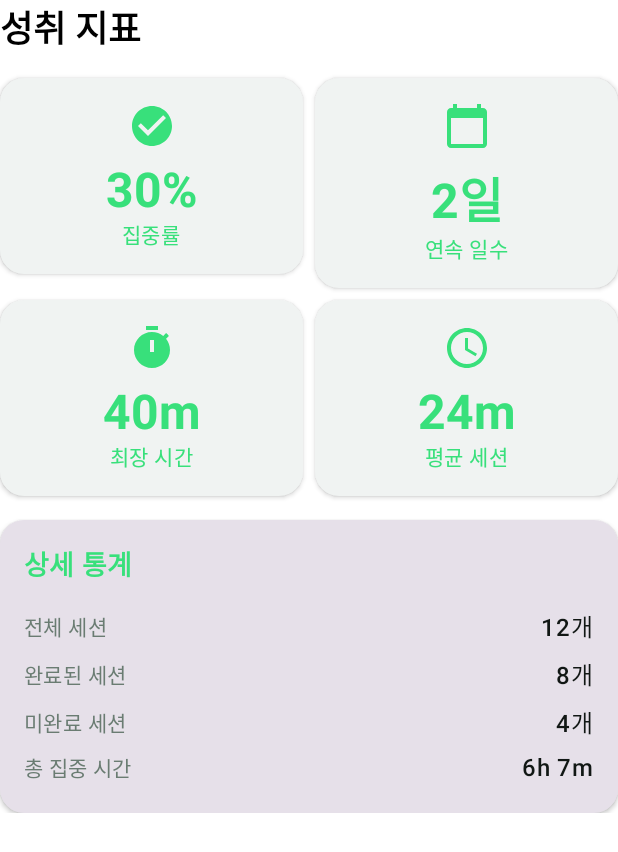
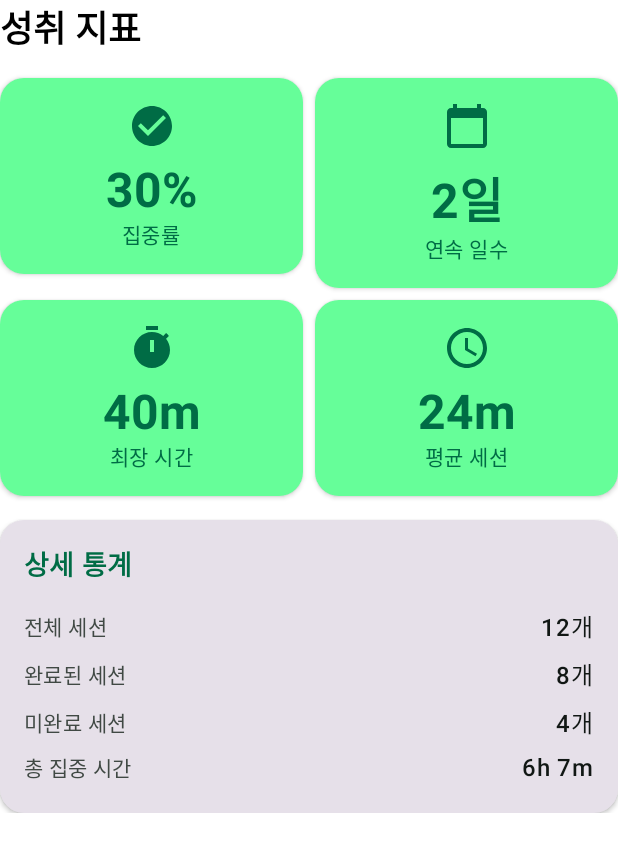
Before and after one commit to bellmin0203/FocusTimer_AOS, an Android app built with Jetpack Compose: the @Preview function AchievementMetricsContentPreview, on a phone screen of 412 x 824 dp. Shown: the top 852 px of the screen. Run offline under Robolectric (Android 15) with nearby library versions, the phone set to English and light mode, and no system bars; libraries missing offline, so code that uses them is left out: androidx.hilt.lifecycle.

Commit message:
refactor(designsystem): Material3 디자인 시스템에 맞춰 컬러 팔레트 재정의 및 구조 개선

```diff
--- a/core/designsystem/src/main/kotlin/com/jm/focustimer/designsystem/theme/Color.kt
+++ b/core/designsystem/src/main/kotlin/com/jm/focustimer/designsystem/theme/Color.kt
@@ -2,68 +2,99 @@ package com.jm.focustimer.designsystem.theme
 
 import androidx.compose.ui.graphics.Color
 
-// Primary Color - 모든 테마에서 동일하게 사용되는 브랜드 컬러
+// =================================================================================================
+// Brand Colors (브랜드 컬러)
+// =================================================================================================
+
+// Primary Color - 브랜드의 메인 아이덴티티
+// Note: 0xFF38E07B는 다크 모드에서 시인성이 좋으나, 라이트 모드 흰 배경 위에서는 명암비(Contrast)가 낮습니다.
 val PrimaryGreen = Color(0xFF38E07B)
 
-// Dark Theme Colors
-val DarkBackground = Color(0xFF111714)
+// Accessibility Optimized - 라이트 모드에서 텍스트/아이콘 가독성을 위한 짙은 녹색 (WCAG AA 준수)
+val PrimaryGreenLight = Color(0xFF006C45)
+val PrimaryGreenContainer = Color(0xFF66FE99) // 덜 강조되는 요소 배경용
+
+// Error Colors (에러/경고) - UX 필수 요소
+val LightError = Color(0xFFBA1A1A)
+val LightOnError = Color(0xFFFFFFFF)
+val DarkError = Color(0xFFFFB4AB)
+val DarkOnError = Color(0xFF690005)
+
+// =================================================================================================
+// Dark Theme Palette (다크 테마)
+// =================================================================================================
+
+val DarkBackground = Color(0xFF111714) // Deep Green-Black for immersive feeling
 val DarkSurface = Color(0xFF1A231F)
 val DarkSurfaceVariant = Color(0xFF1C2620)
-val DarkOnBackground = Color(0xFFFFFFFF)
-val DarkOnSurface = Color(0xFFFFFFFF)
-val DarkSecondaryText = Color(0xFF9EB7A8)
+
+val DarkOnBackground = Color(0xFFE2E3DE) // 순수 흰색(FFFFFF)보다 눈의 피로가 덜한 Off-White 권장
+val DarkOnSurface = Color(0xFFE2E3DE)
+val DarkOnSurfaceVariant = Color(0xFFC0C9C3)
+
+val DarkSecondaryText = Color(0xFF9EB7A8) // Deprecated: Use DarkOnSurfaceVariant
 val DarkBorder = Color(0xFF3D5245)
 val DarkSurfaceInactive = Color(0xFF29382F)
 
-// Session List 다크 테마
-val DarkSessionBackground = Color(0xFF0D1411) // gray-950
-val DarkSessionCard = Color(0xFF1A1F1C) // gray-900
-val DarkSessionBorder = Color(0xFF29312C) // gray-800
-val DarkSessionTextSecondary = Color(0xFF9CA3AF) // gray-400
-val DarkSessionTextTertiary = Color(0xFF6B7280) // gray-500
+// Session List (Dark)
+val DarkSessionBackground = Color(0xFF0D1411) // gray-950 base tinted
+val DarkSessionCard = Color(0xFF1A1F1C)       // gray-900 base tinted
+val DarkSessionBorder = Color(0xFF29312C)     // gray-800 base tinted
+val DarkSessionTextSecondary = Color(0xFF9CA3AF)
+val DarkSessionTextTertiary = Color(0xFF6B7280)
 
-// Light Theme Colors
-val LightBackground = Color(0xFFFFFFFF)
-val LightBackgroundVariant = Color(0xFFF7F9F8)
+// =================================================================================================
+// Light Theme Palette (라이트 테마)
+// =================================================================================================
+
+val LightBackground = Color(0xFFFFFFFF) // Clean White
+val LightBackgroundVariant = Color(0xFFF7F9F8) // Cool Mint-Grey tint
 val LightSurface = Color(0xFFF0F3F2)
-val LightSurfaceVariant = Color(0xFFF0F3F2)
-val LightOnBackground = Color(0xFF111714)
+val LightSurfaceVariant = Color(0xFFE0E5E2)
+
+val LightOnBackground = Color(0xFF111714) // Soft Black
 val LightOnSurface = Color(0xFF111714)
-val LightSecondaryText = Color(0xFF6A7C72)
+val LightOnSurfaceVariant = Color(0xFF404944)
+
+val LightSecondaryText = Color(0xFF6A7C72) // Deprecated: Use LightOnSurfaceVariant
 val LightBorder = Color(0xFFD8E0DA)
 val LightBorderVariant = Color(0xFFE3EBE6)
 val LightSwitchInactive = Color(0xFFE3EBE6)
 
-// Session List 라이트 테마
+// Session List (Light)
 val LightSessionBackground = Color(0xFFFFFFFF)
-val LightSessionCard = Color(0xFFFAFAFA) // gray-50
-val LightSessionBorder = Color(0xFFE5E7EB) // gray-200
-val LightSessionTextSecondary = Color(0xFF6B7280) // gray-500
-val LightSessionTextTertiary = Color(0xFF9CA3AF) // gray-400
+val LightSessionCard = Color(0xFFFAFAFA)
+val LightSessionBorder = Color(0xFFE5E7EB)
+val LightSessionTextSecondary = Color(0xFF6B7280)
+val LightSessionTextTertiary = Color(0xFF9CA3AF)
 
-// Focus Icon Background
+// =================================================================================================
+// Semantic & Component Colors (기능 및 컴포넌트)
+// =================================================================================================
+
+// Focus Icon
 val FocusIconLightBackground = Color(0xFFDCFCE7) // primary-100
-val FocusIconDarkBackground = Color(0x1A22C55E) // primary-500/10
+val FocusIconDarkBackground = Color(0x1A22C55E)  // primary-500 with 10% opacity
 
-// Break Icon Colors
-val BreakIconLight = Color(0xFF2563EB) // blue-600
+// Break Icon
+val BreakIconLight = Color(0xFF2563EB)           // blue-600
 val BreakIconLightBackground = Color(0xFFDBEAFE) // blue-100
-val BreakIconDark = Color(0xFF60A5FA) // blue-400
-val BreakIconDarkBackground = Color(0x1A3B82F6) // blue-500/10
+val BreakIconDark = Color(0xFF60A5FA)            // blue-400
+val BreakIconDarkBackground = Color(0x1A3B82F6)  // blue-500 with 10% opacity
 
-// Chart Colors
-val ChartBarLight = Color(0xFFE5E7EB) // gray-200
+// Chart & Statistics
+val ChartBarLight = Color(0xFFE5E7EB)
 val ChartBarDark = Color(0xFF29382F)
 
-// Statistics Card Colors (Light)
-val StatsCardLightBackground = Color(0xFFF9FAFB) // gray-100
-val StatsCardLightBorder = Color(0xFFE5E7EB) // gray-200
+val StatsCardLightBackground = Color(0xFFF9FAFB)
+val StatsCardLightBorder = Color(0xFFE5E7EB)
 
-// Statistics Card Colors (Dark)
 val StatsCardDarkBackground = Color(0xFF1C2620)
 val StatsCardDarkBorder = Color(0xFF3D5245)
 
-// 레거시 색상 (호환성 유지)
+// =================================================================================================
+// Legacy Support (레거시 호환성)
+// =================================================================================================
 val Purple80 = Color(0xFFD0BCFF)
 val PurpleGrey80 = Color(0xFFCCC2DC)
 val Pink80 = Color(0xFFEFB8C8)
--- a/core/designsystem/src/main/kotlin/com/jm/focustimer/designsystem/theme/Theme.kt
+++ b/core/designsystem/src/main/kotlin/com/jm/focustimer/designsystem/theme/Theme.kt
@@ -13,17 +13,17 @@ import androidx.compose.ui.platform.LocalContext
 
 // 다크 테마 ColorScheme
 private val DarkColorScheme = darkColorScheme(
-    // Primary - 브랜드 메인 컬러
+    // Primary - 브랜드 메인 컬러 (다크 모드에서는 밝은 Green 유지)
     primary = PrimaryGreen,
     onPrimary = DarkBackground,
     primaryContainer = DarkSurfaceVariant,
     onPrimaryContainer = PrimaryGreen,
 
     // Secondary - 보조 컬러
-    secondary = DarkSecondaryText,
+    secondary = DarkOnSurfaceVariant, // 업데이트: Deprecated된 DarkSecondaryText 대신 사용
     onSecondary = DarkBackground,
     secondaryContainer = DarkSurface,
-    onSecondaryContainer = DarkSecondaryText,
+    onSecondaryContainer = DarkOnSurfaceVariant,
 
     // Tertiary - 3차 컬러 (Break 아이콘용)
     tertiary = BreakIconDark,
@@ -37,52 +37,52 @@ private val DarkColorScheme = darkColorScheme(
     surface = DarkSurface,
     onSurface = DarkOnSurface,
     surfaceVariant = DarkSurfaceVariant,
-    onSurfaceVariant = DarkSecondaryText,
+    onSurfaceVariant = DarkOnSurfaceVariant, // 업데이트: 텍스트 가독성 최적화
 
     // Outline & Border
     outline = DarkBorder,
     outlineVariant = DarkSurfaceInactive,
 
-    // Error (Material3 기본값 유지)
-    error = Color(0xFFCF6679),
-    onError = Color(0xFF000000),
+    // Error (Material3 표준 적용)
+    error = DarkError,
+    onError = DarkOnError,
 )
 
 // 라이트 테마 ColorScheme
 private val LightColorScheme = lightColorScheme(
-    // Primary - 브랜드 메인 컬러
-    primary = PrimaryGreen,
-    onPrimary = Color(0xFFFFFFFF),
-    primaryContainer = LightSurfaceVariant,
-    onPrimaryContainer = PrimaryGreen,
+    // Primary - 브랜드 메인 컬러 (라이트 모드 가독성 최적화)
+    primary = PrimaryGreenLight,
+    onPrimary = Color.White,
+    primaryContainer = PrimaryGreenContainer,
+    onPrimaryContainer = PrimaryGreenLight, // 컨테이너 위 텍스트는 짙은 색 사용
 
     // Secondary - 보조 컬러
-    secondary = LightSecondaryText,
-    onSecondary = Color(0xFFFFFFFF),
+    secondary = LightOnSurfaceVariant, // 업데이트: Deprecated된 LightSecondaryText 대신 사용
+    onSecondary = Color.White,
     secondaryContainer = LightSurface,
-    onSecondaryContainer = LightSecondaryText,
+    onSecondaryContainer = LightOnSurfaceVariant,
 
     // Tertiary - 3차 컬러 (Break 아이콘용)
     tertiary = BreakIconLight,
-    onTertiary = Color(0xFFFFFFFF),
+    onTertiary = Color.White,
     tertiaryContainer = BreakIconLightBackground,
     onTertiaryContainer = BreakIconLight,
 
     // Background & Surface
     background = LightBackground,
     onBackground = LightOnBackground,
-    surface = LightBackground,
+    surface = LightBackground, // Surface는 보통 Background와 같거나 약간 다름
     onSurface = LightOnSurface,
-    surfaceVariant = LightSurface,
-    onSurfaceVariant = LightSecondaryText,
+    surfaceVariant = LightSurfaceVariant,
+    onSurfaceVariant = LightOnSurfaceVariant, // 업데이트: 텍스트 가독성 최적화
 
     // Outline & Border
     outline = LightBorder,
     outlineVariant = LightBorderVariant,
 
-    // Error (Material3 기본값 유지)
-    error = Color(0xFFB00020),
-    onError = Color(0xFFFFFFFF),
+    // Error (Material3 표준 적용)
+    error = LightError,
+    onError = LightOnError,
 )
 
 @Composable
```
